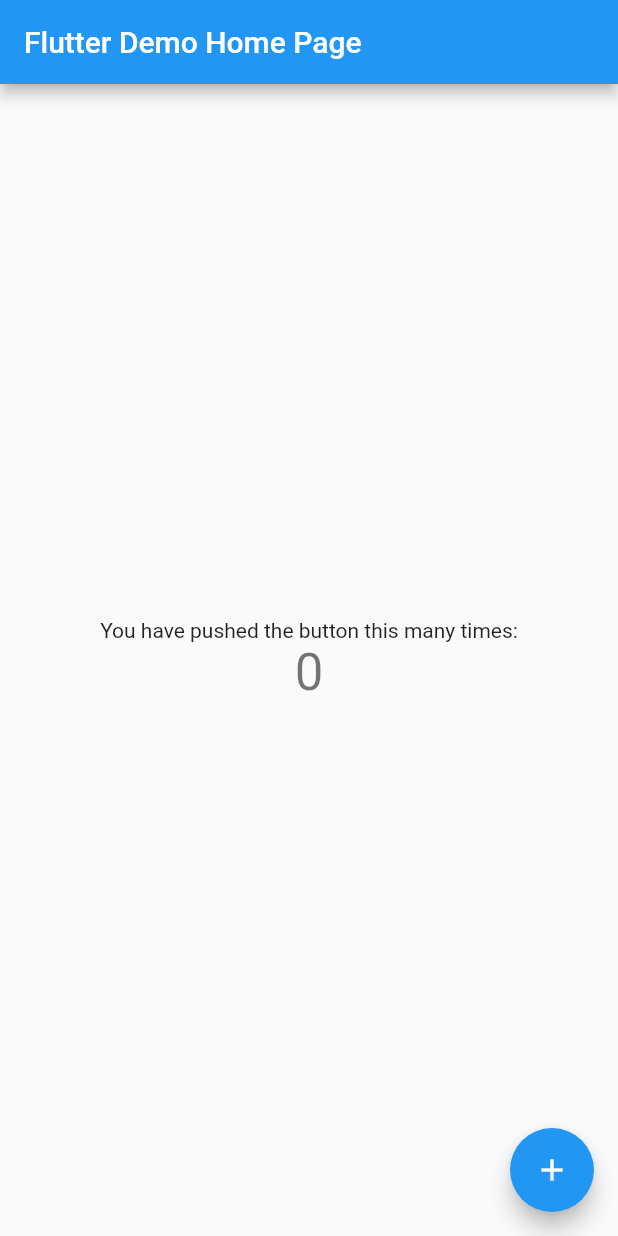
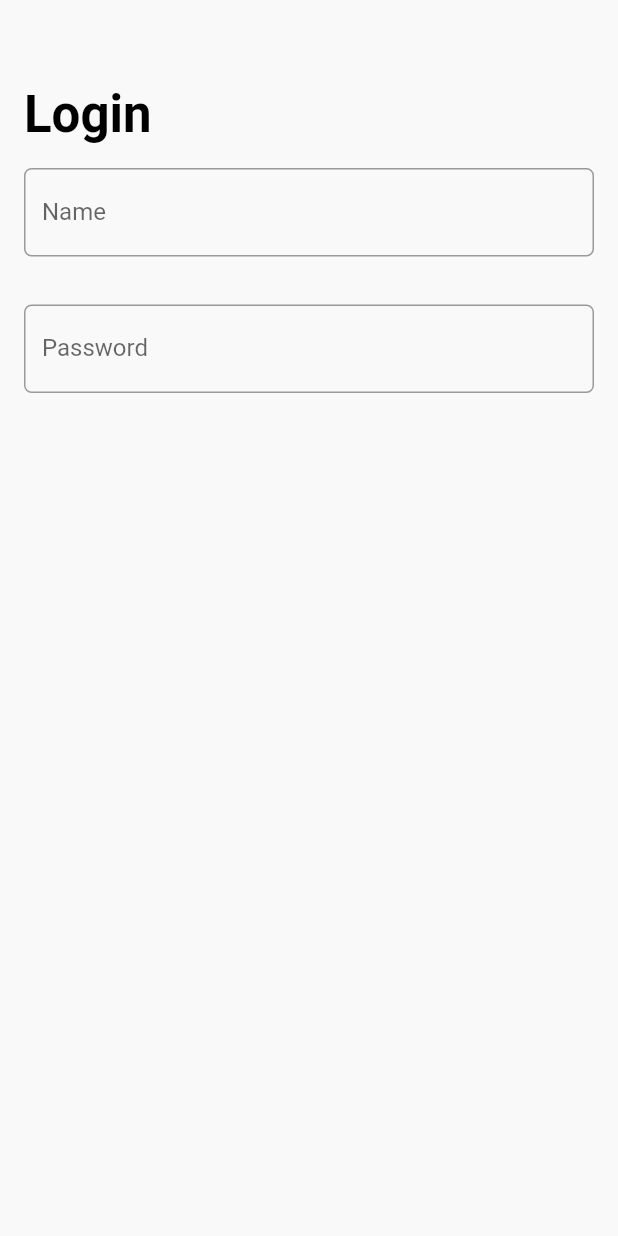
Before and after one commit to WeiJie22/drone4u-app, a Flutter app: the screen it shows after launch, on a phone screen of 412 x 824 dp. Run offline on Flutter 3.47's test engine with Material 2 defaults, Android fonts, the phone set to English and light mode, and no system bars.

Commit message:
added components

```diff
--- /dev/null
+++ b/lib/components/d4uIndex.dart
@@ -0,0 +1,4 @@
+export 'd4uTextField.dart';
+export 'd4uPageTitle.dart';
+export 'd4uScaffold.dart';
+export 'd4uText.dart';
--- /dev/null
+++ b/lib/components/d4uPageTitle.dart
@@ -0,0 +1,35 @@
+import 'package:drone4u/constant/constant.dart';
+import 'package:flutter/material.dart';
+
+class D4uPageTitle extends StatelessWidget {
+  D4uPageTitle({
+    Key? key,
+    @required this.title,
+    this.color = Colors.black,
+    this.fontWeight = FontWeight.bold,
+    this.fontSize = 34,
+    this.overflow = TextOverflow.clip,
+  }) : super(key: key);
+
+  String? title;
+  Color? color;
+  FontWeight? fontWeight;
+  double? fontSize;
+  TextOverflow? overflow;
+
+  @override
+  Widget build(BuildContext context) {
+    return Padding(
+      padding: D4uPadding.h16,
+      child: Text(
+        title ?? '',
+        style: TextStyle(
+          color: color,
+          fontSize: fontSize,
+          fontWeight: fontWeight,
+          overflow: overflow,
+        ),
+      ),
+    );
+  }
+}
--- /dev/null
+++ b/lib/components/d4uScaffold.dart
@@ -0,0 +1,77 @@
+import 'package:drone4u/components/d4uPageTitle.dart';
+import 'package:drone4u/components/d4uText.dart';
+import 'package:drone4u/constant/constant.dart';
+import 'package:flutter/material.dart';
+
+class D4uScaffold extends StatefulWidget {
+  D4uScaffold({
+    Key? key,
+    this.appBar,
+    this.color,
+    @required this.body,
+    this.centerAppBarTitle = false,
+    this.appBarTitle = '',
+    this.appBarLeading,
+    this.pinAppBar = false,
+    this.leadingOnTap,
+    this.showBackButton = false,
+    this.pageTitle = '',
+  }) : super(key: key);
+
+  SliverAppBar? appBar;
+  Color? color;
+  Widget? body;
+  String? appBarTitle;
+  bool centerAppBarTitle;
+  Widget? appBarLeading;
+  bool pinAppBar;
+  VoidCallback? leadingOnTap;
+  bool showBackButton;
+  String? pageTitle;
+
+  @override
+  State<D4uScaffold> createState() => _D4uScaffoldState();
+}
+
+class _D4uScaffoldState extends State<D4uScaffold> {
+  @override
+  Widget build(BuildContext context) {
+    return Scaffold(
+      backgroundColor: d4uBackground,
+      body: CustomScrollView(
+        slivers: [
+          widget.appBar ??
+              SliverAppBar(
+                title: D4uText(text: widget.appBarTitle),
+                backgroundColor: d4uBackground,
+                elevation: 0,
+                centerTitle: widget.centerAppBarTitle,
+                pinned: widget.pinAppBar,
+                leading: widget.showBackButton
+                    ? GestureDetector(
+                        onTap: widget.leadingOnTap ??
+                            () {
+                              Navigator.pop(context);
+                            },
+                        child: widget.appBarLeading ??
+                            const Icon(
+                              Icons.arrow_back_ios,
+                              size: 16,
+                              color: Colors.black,
+                            ),
+                      )
+                    : d4uSizedBox.shrink,
+              ),
+          SliverList(
+            delegate: SliverChildListDelegate(
+              [
+                D4uPageTitle(title: widget.pageTitle),
+                widget.body!,
+              ],
+            ),
+          )
+        ],
+      ),
+    );
+  }
+}
--- /dev/null
+++ b/lib/components/d4uText.dart
@@ -0,0 +1,29 @@
+import 'package:flutter/material.dart';
+
+class D4uText extends StatelessWidget {
+  D4uText({
+    Key? key,
+    this.text = '',
+    this.fontSize,
+    this.fontWeight,
+    this.overflow,
+  }) : super(key: key);
+
+  String? text;
+  double? fontSize;
+  FontWeight? fontWeight;
+  TextOverflow? overflow;
+
+  @override
+  Widget build(BuildContext context) {
+    return Text(
+      text!,
+      style: TextStyle(
+        color: Colors.black,
+        fontSize: fontSize,
+        fontWeight: fontWeight,
+        overflow: overflow,
+      ),
+    );
+  }
+}
--- /dev/null
+++ b/lib/components/d4uTextField.dart
@@ -0,0 +1,46 @@
+import 'package:drone4u/constant/constant.dart';
+import 'package:flutter/material.dart';
+
+class D4uTextField extends StatefulWidget {
+  D4uTextField({
+    Key? key,
+    this.placeHolder,
+    this.suffixIcon,
+    this.borderRadius,
+    this.padding = D4uPadding.a16,
+    //this.focusedBorderColor = const Color(0xFF000000),
+  }) : super(key: key);
+
+  String? placeHolder;
+  Icon? suffixIcon;
+  double? borderRadius;
+  EdgeInsets padding;
+  Color? focusedBorderColor;
+
+  @override
+  State<D4uTextField> createState() => _D4uTextFieldState();
+}
+
+class _D4uTextFieldState extends State<D4uTextField> {
+  FocusNode focusNode = FocusNode();
+  Color borderColor = d4uGray;
+
+  @override
+  Widget build(BuildContext context) {
+    return Padding(
+      padding: widget.padding,
+      child: TextField(
+        focusNode: focusNode,
+        decoration: InputDecoration(
+          labelText: widget.placeHolder,
+          border: OutlineInputBorder(
+            borderRadius: BorderRadius.all(
+              Radius.circular(widget.borderRadius ?? 5),
+            ),
+          ),
+          suffixIcon: widget.suffixIcon,
+        ),
+      ),
+    );
+  }
+}
--- /dev/null
+++ b/lib/constant/constant.dart
@@ -0,0 +1,25 @@
+import 'package:flutter/material.dart';
+
+const Color d4uPrimaryColor = Color(0xFFDB3022);
+const Color d4uSecondaryColor = Color(0xFFFFFFFF);
+const Color d4uGray = Color(0xFF9B9B9B);
+const Color d4uBackground = Color(0xFFF9F9F9);
+
+class D4uPadding {
+  static const h16 = EdgeInsets.symmetric(horizontal: 16);
+  static const v16 = EdgeInsets.symmetric(vertical: 16);
+  static const a16 = EdgeInsets.all(16);
+
+  static const h8 = EdgeInsets.symmetric(horizontal: 8);
+  static const v8 = EdgeInsets.symmetric(vertical: 8);
+  static const a8 = EdgeInsets.all(8);
+
+  static const containerCenter = EdgeInsets.fromLTRB(16, 8, 16, 8);
+  static const containerCenter2 = EdgeInsets.fromLTRB(8, 4, 8, 4);
+  static const containerCenter3 = EdgeInsets.fromLTRB(16, 0, 16, 8);
+  static const containerCenter4 = EdgeInsets.fromLTRB(16, 8, 16, 0);
+}
+
+class d4uSizedBox {
+  static const shrink = SizedBox.shrink();
+}
--- a/lib/main.dart
+++ b/lib/main.dart
@@ -1,3 +1,6 @@
+import 'package:drone4u/components/d4uScaffold.dart';
+import 'package:drone4u/screens/d4uLoginScreen.dart';
+import 'package:drone4u/screens/d4uNavigationBar.dart';
 import 'package:flutter/material.dart';
 
 void main() {
@@ -11,105 +14,7 @@
   @override
   Widget build(BuildContext context) {
     return MaterialApp(
-      title: 'Flutter Demo',
-      theme: ThemeData(
-        // This is the theme of your application.
-        //
-        // Try running your application with "flutter run". You'll see the
-        // application has a blue toolbar. Then, without quitting the app, try
-        // changing the primarySwatch below to Colors.green and then invoke
-        // "hot reload" (press "r" in the console where you ran "flutter run",
-        // or simply save your changes to "hot reload" in a Flutter IDE).
-        // Notice that the counter didn't reset back to zero; the application
-        // is not restarted.
-        primarySwatch: Colors.blue,
-      ),
-      home: const MyHomePage(title: 'Flutter Demo Home Page'),
+      home: D4uLoginScreen(),
     );
   }
 }
-
-class MyHomePage extends StatefulWidget {
-  const MyHomePage({super.key, required this.title});
-
-  // This widget is the home page of your application. It is stateful, meaning
-  // that it has a State object (defined below) that contains fields that affect
-  // how it looks.
-
-  // This class is the configuration for the state. It holds the values (in this
-  // case the title) provided by the parent (in this case the App widget) and
-  // used by the build method of the State. Fields in a Widget subclass are
-  // always marked "final".
-
-  final String title;
-
-  @override
-  State<MyHomePage> createState() => _MyHomePageState();
-}
-
-class _MyHomePageState extends State<MyHomePage> {
-  int _counter = 0;
-
-  void _incrementCounter() {
-    setState(() {
-      // This call to setState tells the Flutter framework that something has
-      // changed in this State, which causes it to rerun the build method below
-      // so that the display can reflect the updated values. If we changed
-      // _counter without calling setState(), then the build method would not be
-      // called again, and so nothing would appear to happen.
-      _counter++;
-    });
-  }
-
-  @override
-  Widget build(BuildContext context) {
-    // This method is rerun every time setState is called, for instance as done
-    // by the _incrementCounter method above.
-    //
-    // The Flutter framework has been optimized to make rerunning build methods
-    // fast, so that you can just rebuild anything that needs updating rather
-    // than having to individually change instances of widgets.
-    return Scaffold(
-      appBar: AppBar(
-        // Here we take the value from the MyHomePage object that was created by
-        // the App.build method, and use it to set our appbar title.
-        title: Text(widget.title),
-      ),
-      body: Center(
-        // Center is a layout widget. It takes a single child and positions it
-        // in the middle of the parent.
-        child: Column(
-          // Column is also a layout widget. It takes a list of children and
-          // arranges them vertically. By default, it sizes itself to fit its
-          // children horizontally, and tries to be as tall as its parent.
-          //
-          // Invoke "debug painting" (press "p" in the console, choose the
-          // "Toggle Debug Paint" action from the Flutter Inspector in Android
-          // Studio, or the "Toggle Debug Paint" command in Visual Studio Code)
-          // to see the wireframe for each widget.
-          //
-          // Column has various properties to control how it sizes itself and
-          // how it positions its children. Here we use mainAxisAlignment to
-          // center the children vertically; the main axis here is the vertical
-          // axis because Columns are vertical (the cross axis would be
-          // horizontal).
-          mainAxisAlignment: MainAxisAlignment.center,
-          children: <Widget>[
-            const Text(
-              'You have pushed the button this many times:',
-            ),
-            Text(
-              '$_counter',
-              style: Theme.of(context).textTheme.headline4,
-            ),
-          ],
-        ),
-      ),
-      floatingActionButton: FloatingActionButton(
-        onPressed: _incrementCounter,
-        tooltip: 'Increment',
-        child: const Icon(Icons.add),
-      ), // This trailing comma makes auto-formatting nicer for build methods.
-    );
-  }
-}
--- /dev/null
+++ b/lib/screens/d4uLoginScreen.dart
@@ -0,0 +1,32 @@
+import 'package:drone4u/components/d4uScaffold.dart';
+import 'package:flutter/material.dart';
+import 'package:flutter/src/widgets/container.dart';
+import 'package:flutter/src/widgets/framework.dart';
+
+import '../components/d4uIndex.dart';
+
+class D4uLoginScreen extends StatefulWidget {
+  const D4uLoginScreen({super.key});
+
+  @override
+  State<D4uLoginScreen> createState() => _D4uLoginScreenState();
+}
+
+class _D4uLoginScreenState extends State<D4uLoginScreen> {
+  @override
+  Widget build(BuildContext context) {
+    return D4uScaffold(
+      pageTitle: 'Login',
+      body: Column(
+        children: [
+          D4uTextField(
+            placeHolder: "Name",
+          ),
+          D4uTextField(
+            placeHolder: 'Password',
+          ),
+        ],
+      ),
+    );
+  }
+}
--- /dev/null
+++ b/lib/screens/d4uNavigationBar.dart
@@ -0,0 +1,27 @@
+import 'package:drone4u/components/d4uIndex.dart';
+import 'package:flutter/material.dart';
+
+class D4uNavigationBar extends StatefulWidget {
+  const D4uNavigationBar({super.key});
+
+  @override
+  State<D4uNavigationBar> createState() => _D4uNavigationBarState();
+}
+
+class _D4uNavigationBarState extends State<D4uNavigationBar> {
+  @override
+  Widget build(BuildContext context) {
+    return Scaffold(
+      appBar: AppBar(),
+      bottomNavigationBar: BottomNavigationBar(
+        items: [
+          BottomNavigationBarItem(icon: Icon(Icons.abc), label: ''),
+          BottomNavigationBarItem(icon: Icon(Icons.abc), label: '')
+        ],
+      ),
+      body: Container(
+        child: D4uTextField(),
+      ),
+    );
+  }
+}
```
